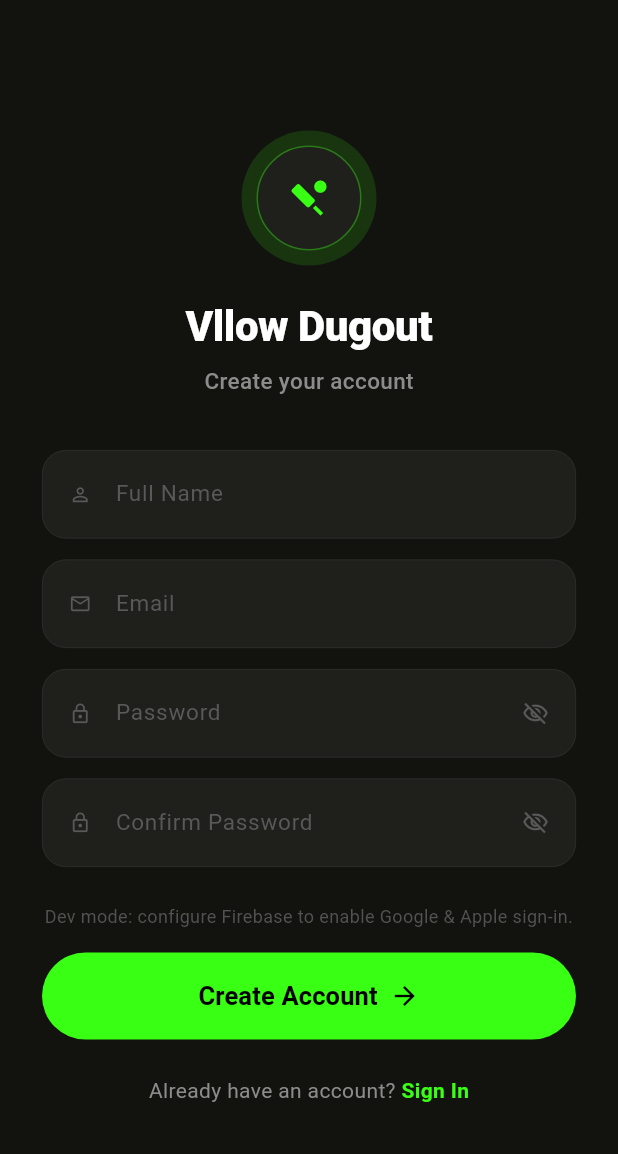
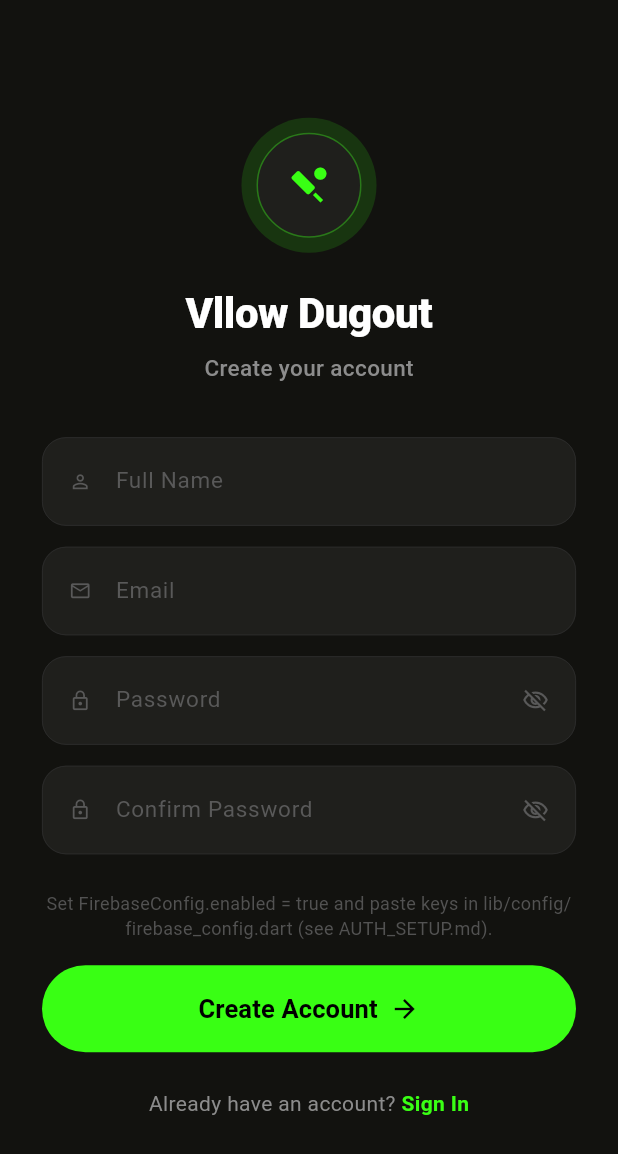
Before and after one commit to TheCodersRish/rork-vllow-dugout, a Flutter app: the AuthScreen screen opened directly, on a phone screen of 412 x 824 dp. Shown: the top 1154 px of the screen. Run offline on Flutter 3.47's test engine with Material 3 defaults, Android fonts, the phone set to English and light mode, and no system bars; our stand-ins replace cached_network_image, firebase_auth, firebase_core, google_sign_in, shared_preferences, sign_in_with_apple; accounts and stored records are empty.

Commit message:
docs(flutter): hardcoded Firebase config and step-by-step Console guide
- Centralize all Firebase keys in lib/config/firebase_config.dart
- Remove FlutterFire CLI from setup path; document exact Console clicks
- Map each Firebase Console field to the Dart constant to paste

Co-authored-by: TheCodersRish <TheCodersRish@users.noreply.github.com>

```diff
--- /dev/null
+++ b/flutter_app/lib/config/firebase_config.dart
@@ -0,0 +1,37 @@
+/// Hardcoded Firebase values — paste from Firebase Console (see AUTH_SETUP.md).
+///
+/// Where to copy each value:
+/// - [projectId], [messagingSenderId], [storageBucket]
+///   → Project settings (gear) → General → Your apps → any app
+/// - Android [androidApiKey], [androidAppId]
+///   → Project settings → Your apps → Android app
+/// - iOS [iosApiKey], [iosAppId]
+///   → Project settings → Your apps → iOS app
+///
+/// Set [enabled] to true only after every value below is replaced (no YOUR_ left).
+
+class FirebaseConfig {
+  FirebaseConfig._();
+
+  /// Flip to true after you paste real values from Firebase Console.
+  static const bool enabled = false;
+
+  static const String projectId = 'YOUR_PROJECT_ID';
+  static const String messagingSenderId = 'YOUR_MESSAGING_SENDER_ID';
+  static const String storageBucket = 'YOUR_PROJECT_ID.appspot.com';
+
+  // --- Android (app: com.vllow.vllow_dugout) ---
+  static const String androidApiKey = 'YOUR_ANDROID_API_KEY';
+  static const String androidAppId = 'YOUR_ANDROID_APP_ID';
+
+  // --- iOS (app: com.vllow.vllowDugout) ---
+  static const String iosApiKey = 'YOUR_IOS_API_KEY';
+  static const String iosAppId = 'YOUR_IOS_APP_ID';
+  static const String iosBundleId = 'com.vllow.vllowDugout';
+
+  static bool get isReady =>
+      enabled &&
+      !projectId.startsWith('YOUR_') &&
+      !androidApiKey.startsWith('YOUR_') &&
+      !iosApiKey.startsWith('YOUR_');
+}
--- a/flutter_app/lib/screens/auth_screen.dart
+++ b/flutter_app/lib/screens/auth_screen.dart
@@ -555,7 +555,7 @@ class _AuthScreenState extends State<AuthScreen>
                       Padding(
                         padding: const EdgeInsets.only(bottom: 16),
                         child: Text(
-                          'Dev mode: configure Firebase to enable Google & Apple sign-in.',
+                          'Set FirebaseConfig.enabled = true and paste keys in lib/config/firebase_config.dart (see AUTH_SETUP.md).',
                           textAlign: TextAlign.center,
                           style: TextStyle(
                             color: AppTheme.textTertiary.withOpacity(0.9),
--- a/flutter_app/lib/services/auth_service.dart
+++ b/flutter_app/lib/services/auth_service.dart
@@ -139,7 +139,7 @@ class AuthService {
   Future<AuthUser> signInWithApple() async {
     if (!_useFirebase) {
       throw AuthException(
-        'Apple sign-in requires Firebase configuration. See AUTH_SETUP.md.',
+        'Paste Firebase keys in lib/config/firebase_config.dart and set enabled = true.',
         AuthErrorType.unknown,
       );
     }
```
Also changed, not shown: flutter_app/lib/firebase_options.dart, 1 other file.
